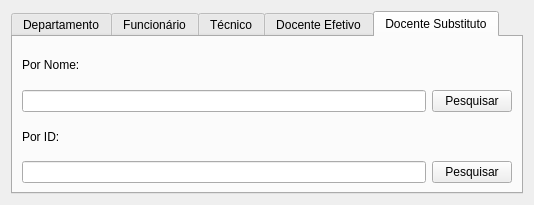
Qt form pesquisar.ui (ViniciusPolachini/TrabalhoPOO) before a commit.
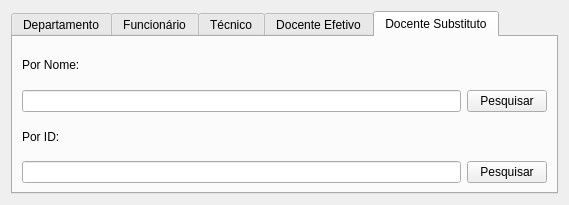
The same form after that commit. The open tabs and pages were chosen to show the change.

```diff
--- a/pesquisar.ui
+++ b/pesquisar.ui
@@ -9,7 +9,7 @@
    <rect>
     <x>0</x>
     <y>0</y>
-    <width>534</width>
+    <width>569</width>
     <height>205</height>
    </rect>
   </property>
```
Left out of the diff: 2 changed lines with no effect on the pictures.
